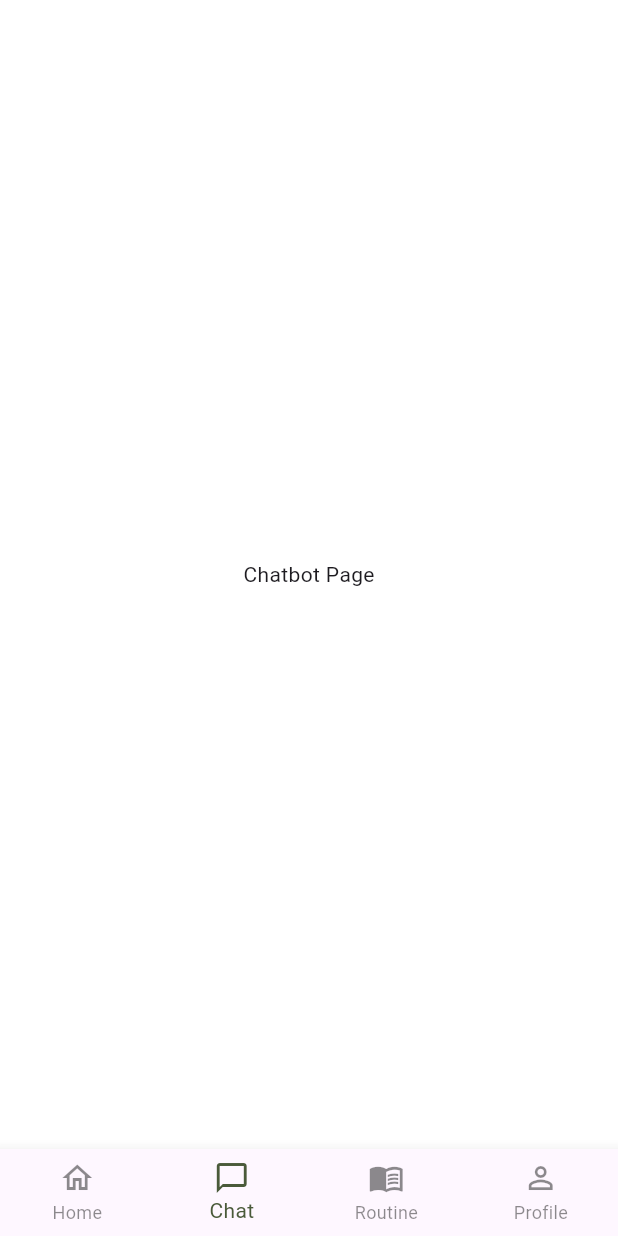
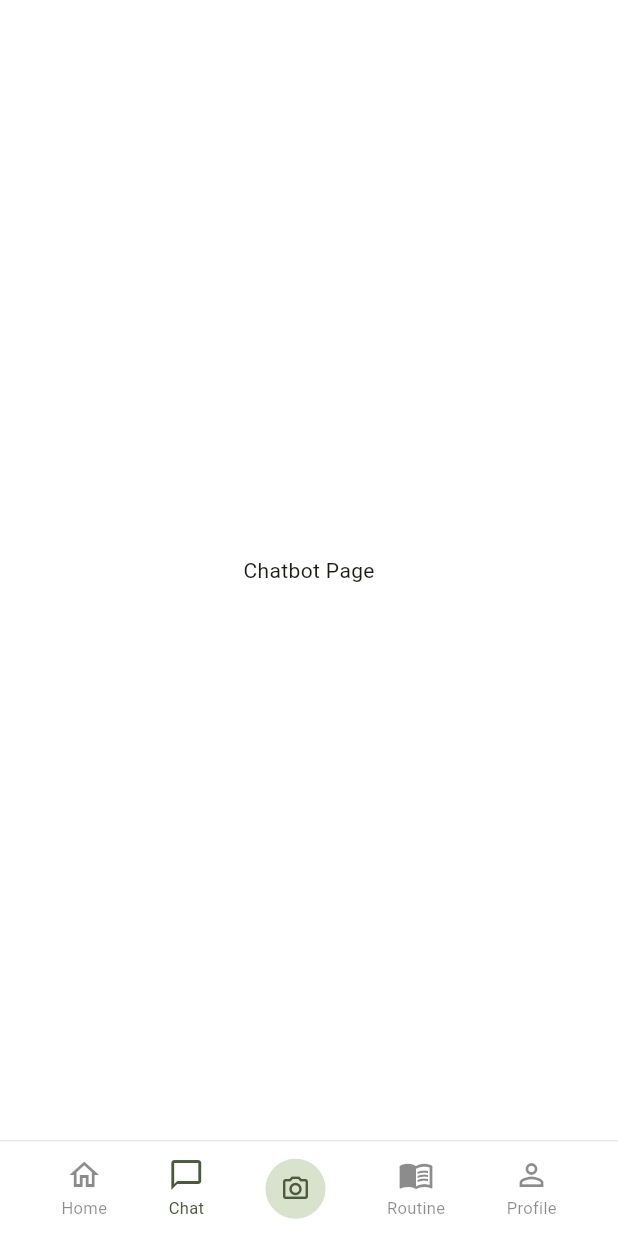
Before and after one commit to chivu309/489-project-frontend, a Flutter app: the screen it shows after launch, item 2 of the bottom bar chosen, on a phone screen of 412 x 824 dp. Run offline on Flutter 3.47's test engine with Material 3 defaults, Android fonts, the phone set to English and light mode, and no system bars; our stand-ins replace camera.

Commit message:
implement camera feature

```diff
--- a/lib/screens/main_navigation.dart
+++ b/lib/screens/main_navigation.dart
@@ -1,8 +1,11 @@
 import 'package:flutter/material.dart';
+import 'package:camera/camera.dart';
+import 'package:skincare_ai_system/main.dart';
 import 'home_page.dart';
 import 'chatbot_page.dart';
 import 'routine_page.dart';
 import 'profile_page.dart';
+import 'scan_screen.dart';
 
 class MainNavigation extends StatefulWidget {
   const MainNavigation({super.key});
@@ -12,10 +15,8 @@ class MainNavigation extends StatefulWidget {
 }
 
 class MainNavigationState extends State<MainNavigation> {
-  // Tracks which tab is currently selected. 0 = Home.
   int _selectedIndex = 0;
 
-  // The list of pages, in the same order as the bottom nav items.
   final List<Widget> _pages = const [
     HomePage(),
     ChatbotPage(),
@@ -23,35 +24,87 @@ class MainNavigationState extends State<MainNavigation> {
     ProfilePage(),
   ];
 
-  // Called whenever the user taps a nav item.
   void _onTabTapped(int index) {
     setState(() {
-      // setState tells Flutter "something changed, please rebuild the UI"
       _selectedIndex = index;
     });
+  }
+
+  Future<void> _openCamera() async {
+    final imagePath = await Navigator.push<String>(
+      context,
+      MaterialPageRoute(builder: (_) => SkinScanScreen(cameras: cameras)),
+    );
+    if (imagePath != null) {
+      // TODO: send imagePath to your AI skin-analysis pipeline
+      debugPrint('Photo captured: $imagePath');
+    }
   }
 
   @override
   Widget build(BuildContext context) {
     return Scaffold(
       backgroundColor: Colors.white,
-
       body: IndexedStack(
         index: _selectedIndex,
         children: _pages,
       ),
+      bottomNavigationBar: SafeArea(
+        child: Container(
+          height: 64,
+          decoration: const BoxDecoration(
+            color: Colors.white,
+            border: Border(top: BorderSide(color: Color(0xFFEAEAEA))),
+          ),
+          child: Row(
+            mainAxisAlignment: MainAxisAlignment.spaceEvenly,
+            children: [
+              _navItem(icon: Icons.home_outlined, label: 'Home', index: 0),
+              _navItem(icon: Icons.chat_bubble_outline, label: 'Chat', index: 1),
+              _cameraItem(), // the highlighted circular camera button
+              _navItem(icon: Icons.menu_book_outlined, label: 'Routine', index: 2),
+              _navItem(icon: Icons.person_outline, label: 'Profile', index: 3),
+            ],
+          ),
+        ),
+      ),
+    );
+  }
 
-      bottomNavigationBar: BottomNavigationBar(
-        currentIndex: _selectedIndex,
-        onTap: _onTabTapped, // runs every time a tab is tapped
-        type: BottomNavigationBarType.fixed,
-        selectedItemColor: const Color(0xFF4A5A3A),
-        unselectedItemColor: Colors.black45,
-        items: const [
-          BottomNavigationBarItem(icon: Icon(Icons.home_outlined), label: 'Home'),
-          BottomNavigationBarItem(icon: Icon(Icons.chat_bubble_outline), label: 'Chat'),
-          BottomNavigationBarItem(icon: Icon(Icons.menu_book_outlined), label: 'Routine'),
-          BottomNavigationBarItem(icon: Icon(Icons.person_outline), label: 'Profile'),
+  Widget _navItem({required IconData icon, required String label, required int index}) {
+    final bool isSelected = _selectedIndex == index;
+    final Color color = isSelected ? const Color(0xFF4A5A3A) : Colors.black45;
+
+    return GestureDetector(
+      onTap: () => _onTabTapped(index),
+      behavior: HitTestBehavior.opaque,
+      child: Column(
+        mainAxisSize: MainAxisSize.min,
+        children: [
+          Icon(icon, color: color, size: 24),
+          const SizedBox(height: 2),
+          Text(label, style: TextStyle(color: color, fontSize: 11)),
+        ],
+      ),
+    );
+  }
+
+  Widget _cameraItem() {
+    return GestureDetector(
+      onTap: _openCamera,
+      behavior: HitTestBehavior.opaque,
+      child: Column(
+        mainAxisSize: MainAxisSize.min,
+        children: [
+          Container(
+            width: 40,
+            height: 40,
+            decoration: const BoxDecoration(
+              color: Color(0xFFD9E2CD), // light green circle
+              shape: BoxShape.circle,
+            ),
+            child: const Icon(Icons.camera_alt_outlined, color: Color(0xFF4A5A3A), size: 20),
+          ),
         ],
       ),
     );
--- a/pubspec.yaml
+++ b/pubspec.yaml
@@ -30,6 +30,8 @@ environment:
 dependencies:
   flutter:
     sdk: flutter
+  camera: ^0.11.0+2
+  permission_handler: ^11.3.1
 
   # The following adds the Cupertino Icons font to your application.
   # Use with the CupertinoIcons class for iOS style icons.
```
Also changed, not shown: lib/main.dart (+8 -6 lines), lib/screens/home_page.dart (+11 -1 lines), lib/screens/scan_screen.dart (added, +117 -0 lines), pubspec.lock, 4 other files.
